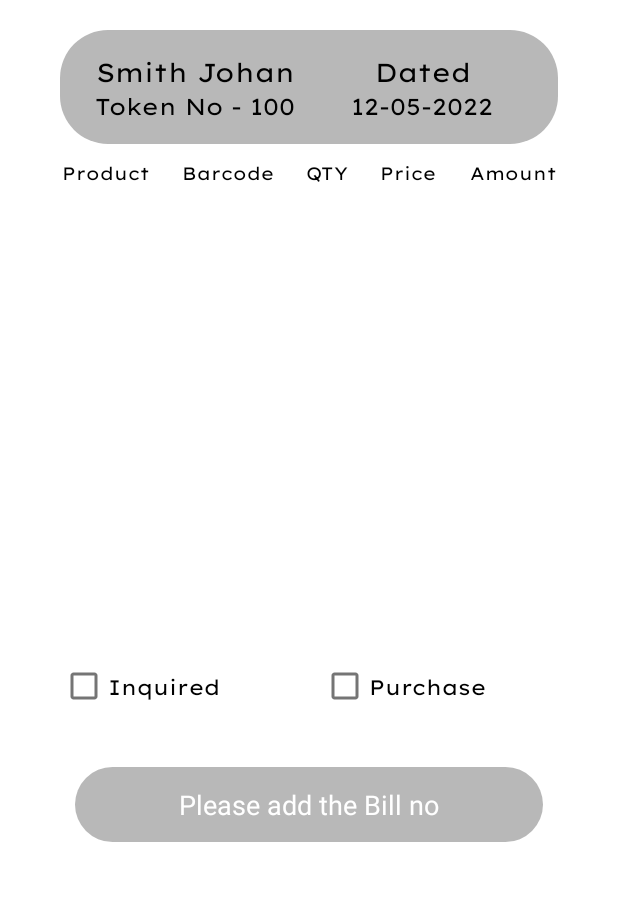
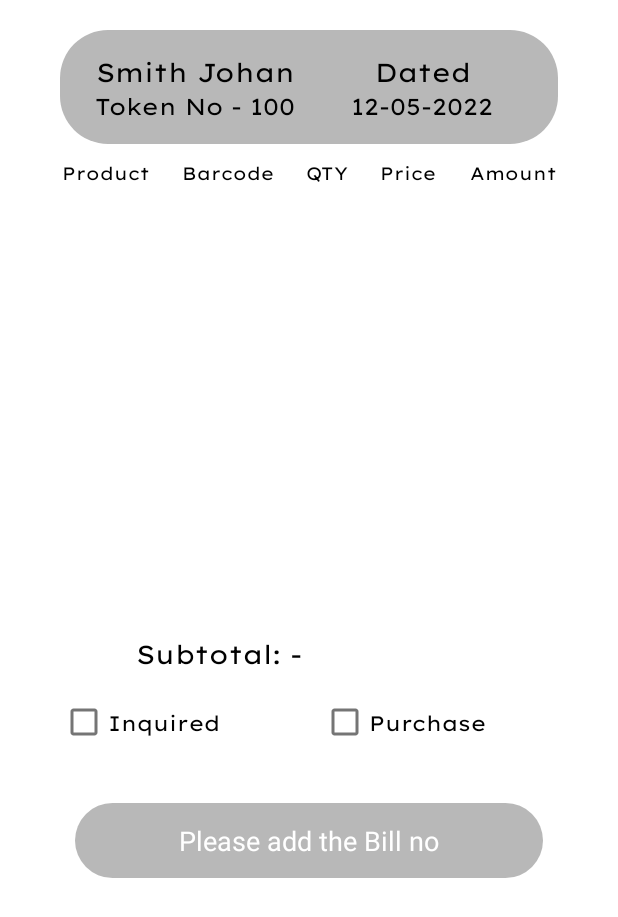
Before and after one commit to onkarmadhekar/Geeta_Dresses_V1, an Android app: the layout activity_custom_dialog.xml on its own in the app's theme, with its tools: preview values and no code run, on a phone screen of 412 x 824 dp. Shown: the top 917 px of the screen. Run offline under Robolectric (Android 15) with nearby library versions, the phone set to English and light mode, and no system bars; network calls fail; Roboto replaces fonts that are not available here.

Commit message:
Added the total amount in the dialog box in  dashboard -Shreyas

```diff
--- a/app/src/main/java/com/example/geeta_dresses/inquiryAdapter.java
+++ b/app/src/main/java/com/example/geeta_dresses/inquiryAdapter.java
@@ -44,7 +44,6 @@ public class inquiryAdapter extends RecyclerView.Adapter<inquiryAdapter.Viewfind
     SharedPreferences userSP;
 
     ArrayList<inquiryModel> inquiryModelArrayList;
-
 
     // Constructor
     public inquiryAdapter(Context context, ArrayList<inquiryModel> inquiryModelArrayList) {
@@ -113,6 +112,9 @@ public class inquiryAdapter extends RecyclerView.Adapter<inquiryAdapter.Viewfind
                 isPurchased.setChecked(inquiryModelArrayList.get(getAdapterPosition()).getPurchased());
                 EditText billNoDialog = view.findViewById(R.id.billNoDialog);
                 String billNoSTR = inquiryModelArrayList.get(getAdapterPosition()).getBillNo();
+                TextView totalAmount = view.findViewById(R.id.subTotalDialog);
+                String subTotal = String.valueOf(inquiryModelArrayList.get(getAdapterPosition()).getTotalMoney());
+                totalAmount.setText(subTotal);
                 if(!(billNoSTR.length() == 0)){
                     billNoDialog.setText(billNoSTR);
                 }
--- a/app/src/main/res/layout/activity_custom_dialog.xml
+++ b/app/src/main/res/layout/activity_custom_dialog.xml
@@ -137,6 +137,32 @@
             android:layout_width="match_parent"
             android:layout_height="300dp"
             android:layout_weight="1"></ListView>
+        <LinearLayout
+            android:layout_width="match_parent"
+            android:layout_height="wrap_content"
+            android:orientation="horizontal">
+            <TextView
+                android:layout_width="wrap_content"
+                android:layout_height="wrap_content"
+                android:layout_weight="1"
+                android:layout_gravity="center"
+                android:fontFamily="@font/lexend_exa"
+                android:gravity="center"
+                android:text="Subtotal: -"
+                android:textColor="@color/black"
+                android:textSize="17sp" />
+            <TextView
+                android:id="@+id/subTotalDialog"
+                android:layout_width="wrap_content"
+                android:layout_height="wrap_content"
+                android:layout_weight="1"
+                android:layout_gravity="center"
+                android:fontFamily="@font/lexend_exa"
+                android:gravity="center"
+                android:text=""
+                android:textColor="@color/black"
+                android:textSize="17sp" />
+        </LinearLayout>
 
         <LinearLayout
             android:layout_width="match_parent"
```
Also changed, not shown: app/src/main/java/com/example/geeta_dresses/Dashboard.java (+9 -4 lines), app/src/main/java/com/example/geeta_dresses/inquiryModel.java (+7 -1 lines).
